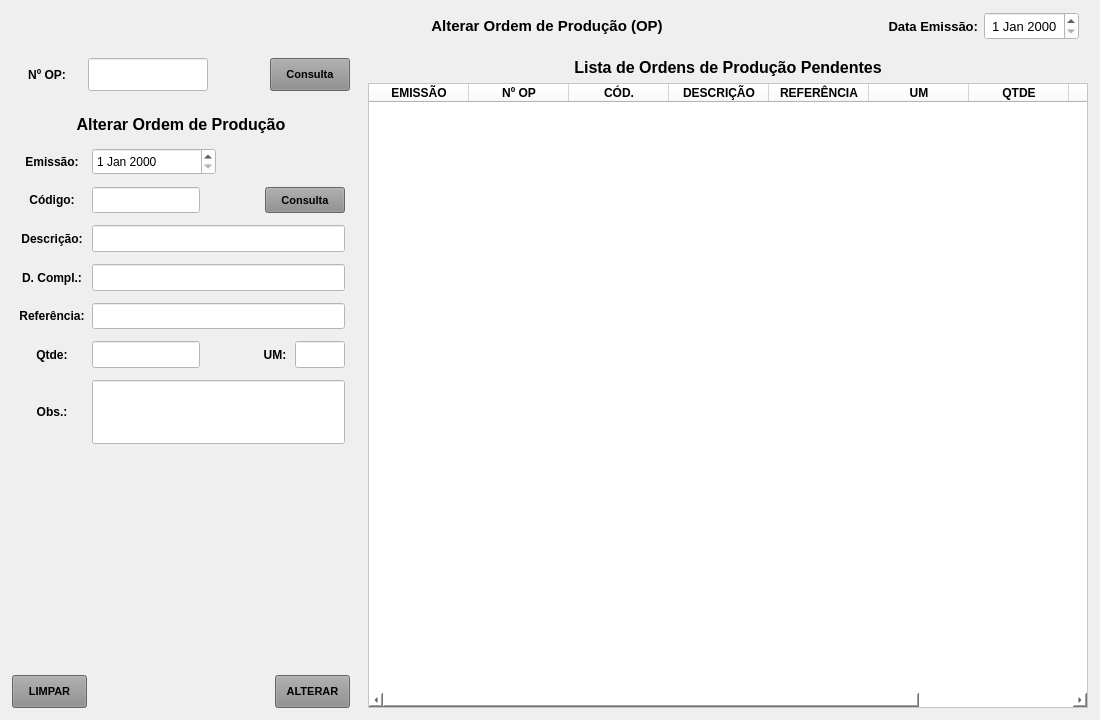
Azevedo84/erp_suzuki, file forms/tela_op_alterar.ui: the form before one commit.
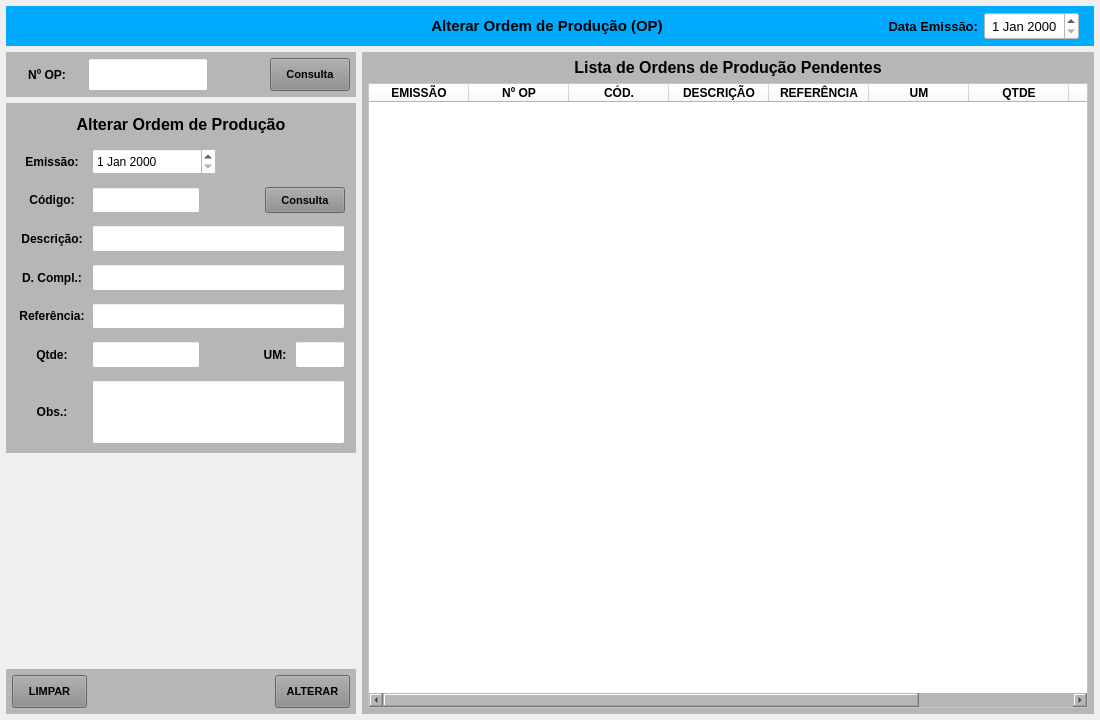
The form after the commit.

```diff
--- a/forms/tela_op_alterar.ui
+++ b/forms/tela_op_alterar.ui
@@ -71,7 +71,7 @@
        </font>
       </property>
       <property name="styleSheet">
-       <string notr="true"/>
+       <string notr="true">background-color: rgb(0, 170, 255);</string>
       </property>
       <layout class="QHBoxLayout" name="horizontalLayout">
        <property name="spacing">
@@ -265,7 +265,7 @@
              </size>
             </property>
             <property name="styleSheet">
-             <string notr="true"/>
+             <string notr="true">background-color: rgb(182, 182, 182);</string>
             </property>
             <layout class="QHBoxLayout" name="horizontalLayout_3">
              <property name="leftMargin">
@@ -411,7 +411,7 @@
              </size>
             </property>
             <property name="styleSheet">
-             <string notr="true"/>
+             <string notr="true">background-color: rgb(182, 182, 182);</string>
             </property>
             <layout class="QVBoxLayout" name="verticalLayout_3">
              <property name="spacing">
@@ -1136,7 +1136,7 @@
              </size>
             </property>
             <property name="styleSheet">
-             <string notr="true"/>
+             <string notr="true">background-color: rgb(182, 182, 182);</string>
             </property>
             <layout class="QHBoxLayout" name="horizontalLayout_4">
              <property name="leftMargin">
@@ -1243,7 +1243,7 @@
        <item>
         <widget class="QWidget" name="widget_Cor4" native="true">
          <property name="styleSheet">
-          <string notr="true"/>
+          <string notr="true">background-color: rgb(182, 182, 182);</string>
          </property>
          <layout class="QVBoxLayout" name="verticalLayout_4">
           <property name="leftMargin">
```
